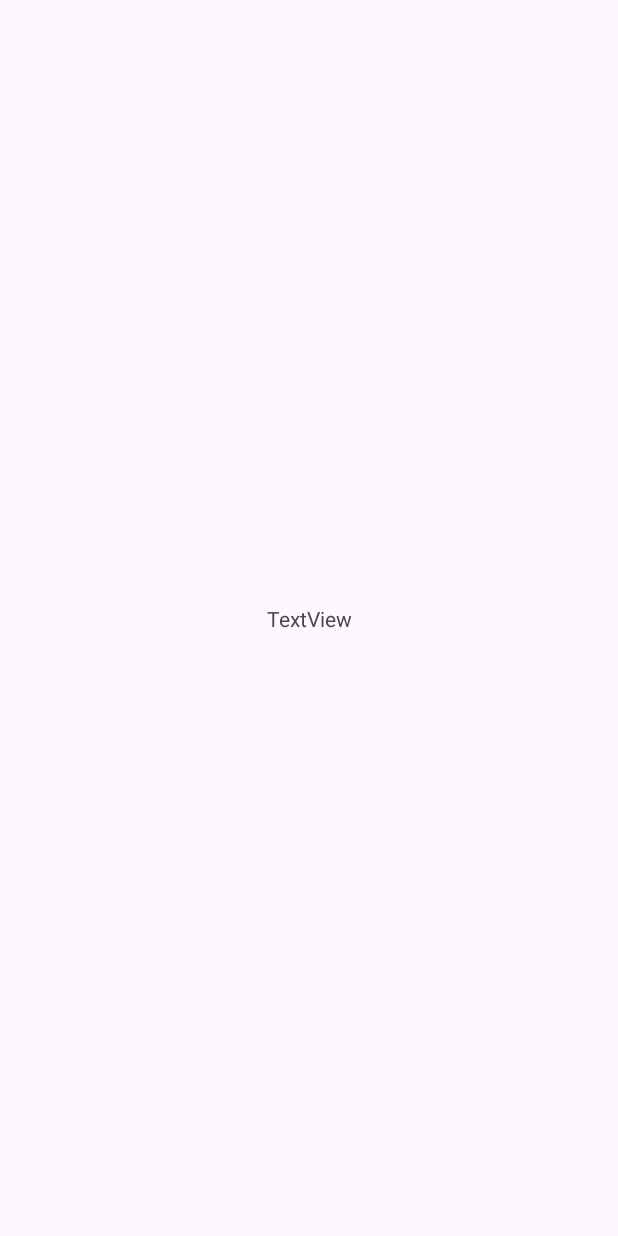
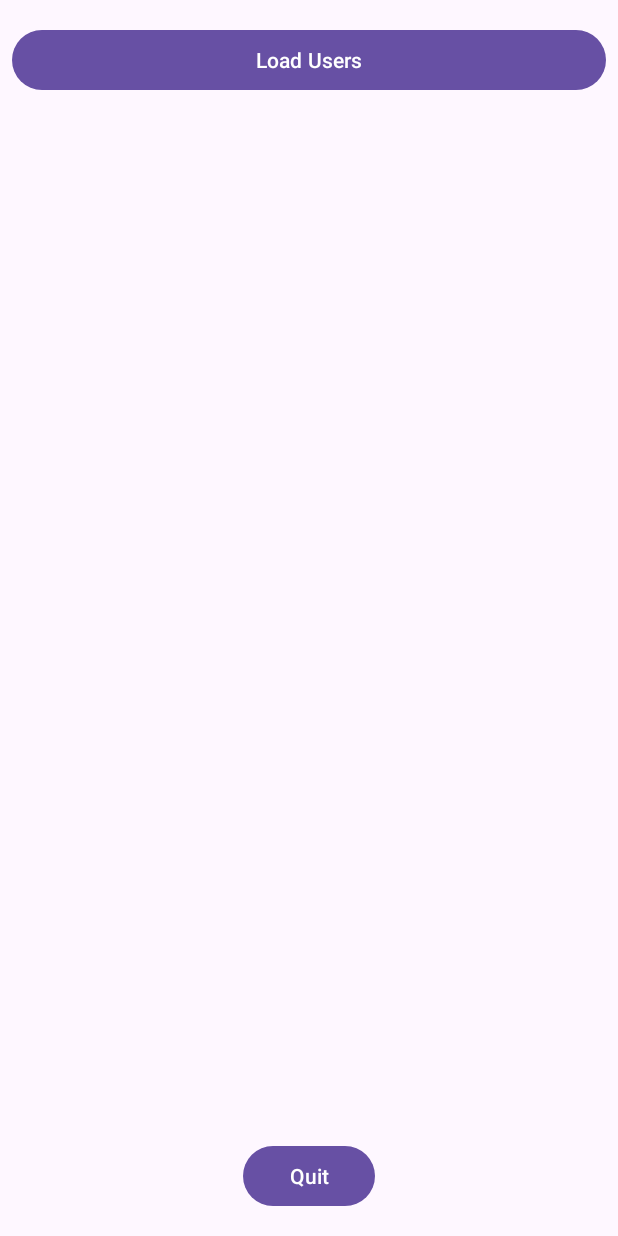
Before and after one commit to Abdelilah-Falih/MiniProjet, an Android app: the screen it shows after launch (MainActivity), on a phone screen of 412 x 824 dp. Before the commit the screen is almost empty. Run offline under Robolectric (Android 15) with nearby library versions, the phone set to English and light mode, and no system bars.

Commit message:
main :  ->add listview to the layout  ->get full names users  ->display users full-names in the listview

```diff
--- a/app/src/main/java/com/example/myapplication/MainActivity.java
+++ b/app/src/main/java/com/example/myapplication/MainActivity.java
@@ -4,7 +4,7 @@ import androidx.appcompat.app.AppCompatActivity;
 
 import android.os.Bundle;
 import android.view.View;
-import android.widget.Toast;
+import android.widget.ArrayAdapter;
 
 import com.example.myapplication.databinding.ActivityMainBinding;
 
@@ -14,13 +14,32 @@ import org.json.JSONObject;
 
 import java.io.IOException;
 import java.io.InputStream;
+import java.util.ArrayList;
 
 public class MainActivity extends AppCompatActivity {
+
+    ActivityMainBinding binding ;
+    View root;
 
     @Override
     protected void onCreate(Bundle savedInstanceState) {
         super.onCreate(savedInstanceState);
         setContentView(R.layout.activity_main);
+
+        binding = ActivityMainBinding.inflate(getLayoutInflater());
+        root = binding.getRoot();
+        setContentView(root);
+
+        binding.btnQuit.setOnClickListener(v-> finish());
+
+        binding.btnLoadUsers.setOnClickListener(v->{
+            ArrayAdapter<String> adapter = new ArrayAdapter<>(this, android.R.layout.simple_list_item_1, getFullNamesUsers());
+            binding.lvUsersnames.setAdapter(adapter);
+        });
+
+
+
+
 
 
 
@@ -29,4 +48,33 @@ public class MainActivity extends AppCompatActivity {
 
 
     }
+
+    ArrayList<String> getFullNamesUsers (){
+        try (InputStream inputStream = getAssets().open("users.json")){
+            int c = inputStream.read();
+            StringBuilder jsonString = new StringBuilder();
+            ArrayList<String> fullNames = new ArrayList<>();
+
+            while (c != -1){
+                jsonString.append((char)c);
+                c = inputStream.read();
+            }
+
+            JSONObject jsonObject = new JSONObject(jsonString.toString());
+            JSONArray users = jsonObject.getJSONArray("users");
+
+            for (int i = 0; i < users.length(); i++) {
+                JSONObject user = users.getJSONObject(i);
+                JSONObject names = user.getJSONObject("name");
+                fullNames.add(String.format("%s %s", names.getString("first"), names.getString("last")));
+            }
+
+            return fullNames;
+
+        } catch (IOException | JSONException e) {
+            e.printStackTrace();
+            return  null;
+        }
+    }
+
 }
--- a/app/src/main/res/layout/activity_main.xml
+++ b/app/src/main/res/layout/activity_main.xml
@@ -6,13 +6,38 @@
     android:layout_height="match_parent"
     tools:context=".MainActivity">
 
-    <TextView
-        android:id="@+id/textView2"
-        android:layout_width="wrap_content"
+    <Button
+        android:id="@+id/btn_load_users"
+        android:layout_width="0dp"
         android:layout_height="wrap_content"
-        android:text="TextView"
-        app:layout_constraintBottom_toBottomOf="parent"
+        android:layout_marginStart="8dp"
+        android:layout_marginTop="16dp"
+        android:layout_marginEnd="8dp"
+        android:text="Load Users"
         app:layout_constraintEnd_toEndOf="parent"
         app:layout_constraintStart_toStartOf="parent"
         app:layout_constraintTop_toTopOf="parent" />
+
+    <ListView
+        android:id="@+id/lv_usersnames"
+        android:layout_width="0dp"
+        android:layout_height="0dp"
+        android:layout_marginStart="8dp"
+        android:layout_marginTop="8dp"
+        android:layout_marginEnd="8dp"
+        android:layout_marginBottom="8dp"
+        app:layout_constraintBottom_toTopOf="@+id/btn_quit"
+        app:layout_constraintEnd_toEndOf="parent"
+        app:layout_constraintStart_toStartOf="parent"
+        app:layout_constraintTop_toBottomOf="@+id/btn_load_users" />
+
+    <Button
+        android:id="@+id/btn_quit"
+        android:layout_width="wrap_content"
+        android:layout_height="wrap_content"
+        android:layout_marginBottom="16dp"
+        android:text="Quit"
+        app:layout_constraintBottom_toBottomOf="parent"
+        app:layout_constraintEnd_toEndOf="parent"
+        app:layout_constraintStart_toStartOf="parent" />
 </androidx.constraintlayout.widget.ConstraintLayout>
```
